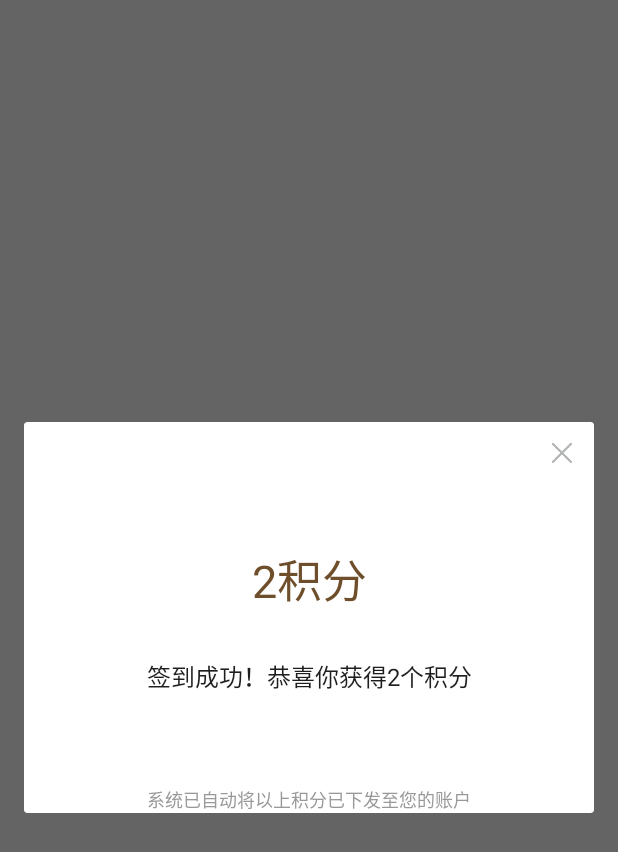
After one commit to chaiheng/-, an Android app: the fragment TaskCompleteDialogFragment shown on its own in the app's theme, on a phone screen of 412 x 824 dp. The commit adds this screen. Shown: the top 852 px of the screen. Run offline under Robolectric (Android 15) with nearby library versions, the light colour scheme and no system bars; network calls fail.

Commit message:
dialogFragment

```diff
--- a/app/src/main/java/com/h/cheng/chain100/base/BaseActivity.java
+++ b/app/src/main/java/com/h/cheng/chain100/base/BaseActivity.java
@@ -4,6 +4,7 @@ import android.app.ProgressDialog;
 import android.content.Context;
 import android.os.Bundle;
 import android.support.v7.app.AppCompatActivity;
+import android.util.Log;
 import android.widget.Toast;
 
 import com.h.cheng.chain100.statusbar.UtilsStatusBar;
@@ -28,6 +29,7 @@ public abstract class BaseActivity<P extends BasePresenter> extends AppCompatAct
         super.onCreate(savedInstanceState);
         UtilsStatusBar.setStatusBar(this, false, true);
         UtilsStyle.setStatusBarMode(this, true);
+        Log.e("activity","activity----"+getClass().getName());
         context = this;
         setContentView(getLayoutId());
         presenter = createPresenter();
--- /dev/null
+++ b/app/src/main/java/com/h/cheng/chain100/dialogFragment/TaskCompleteDialogFragment.java
@@ -0,0 +1,29 @@
+package com.h.cheng.chain100.dialogFragment;
+
+import android.content.Context;
+import android.net.Uri;
+import android.os.Bundle;
+import android.support.v4.app.DialogFragment;
+import android.support.v4.app.Fragment;
+import android.view.LayoutInflater;
+import android.view.View;
+import android.view.ViewGroup;
+import android.view.Window;
+
+import com.h.cheng.chain100.R;
+
+/**
+ * 任务完成弹窗
+ */
+public class TaskCompleteDialogFragment extends DialogFragment {
+    private View view;
+    @Override
+    public View onCreateView(LayoutInflater inflater, ViewGroup container,
+                             Bundle savedInstanceState) {
+        // Inflate the layout for this fragment
+        getDialog().requestWindowFeature(Window.FEATURE_NO_TITLE);
+        view=inflater.inflate(R.layout.fragment_task_complete_dialog, container, false);
+        return view;
+    }
+
+}
--- /dev/null
+++ b/app/src/main/res/drawable/dialog_pay_frame.xml
@@ -0,0 +1,5 @@
+<?xml version="1.0" encoding="utf-8"?>
+<shape xmlns:android="http://schemas.android.com/apk/res/android">
+    <solid android:color="@color/white" />
+    <corners android:radius="4dp" />
+</shape>
--- /dev/null
+++ b/app/src/main/res/layout/fragment_task_complete_dialog.xml
@@ -0,0 +1,55 @@
+<?xml version="1.0" encoding="utf-8"?>
+<LinearLayout xmlns:android="http://schemas.android.com/apk/res/android"
+    xmlns:tools="http://schemas.android.com/tools"
+    android:layout_width="match_parent"
+    android:layout_height="277dp"
+    android:layout_marginLeft="@dimen/pop_left"
+    android:layout_marginRight="@dimen/pop_right"
+    android:orientation="vertical"
+    tools:context=".dialogFragment.TaskCompleteDialogFragment">
+
+
+    <RelativeLayout
+        android:layout_width="match_parent"
+        android:layout_height="wrap_content">
+
+        <ImageView
+            android:id="@+id/close"
+            android:layout_width="wrap_content"
+            android:layout_height="wrap_content"
+            android:layout_alignParentRight="true"
+            android:layout_marginTop="6dp"
+            android:layout_marginRight="6dp"
+            android:padding="8dp"
+            android:src="@mipmap/close" />
+
+    </RelativeLayout>
+
+
+    <TextView
+        android:layout_width="match_parent"
+        android:layout_height="wrap_content"
+        android:layout_marginTop="46dp"
+        android:gravity="center"
+        android:text="2积分"
+        android:textColor="@color/golden"
+        android:textSize="30sp" />
+    <TextView
+        android:layout_width="match_parent"
+        android:layout_height="wrap_content"
+        android:layout_marginTop="30dp"
+        android:text="签到成功！恭喜你获得2个积分"
+        android:textSize="@dimen/text_size_16"
+        android:textColor="@color/black_1e"
+        android:gravity="center"
+        />
+    <TextView
+        android:layout_height="wrap_content"
+        android:layout_marginTop="61dp"
+        android:layout_width="match_parent"
+        android:text="系统已自动将以上积分已下发至您的账户"
+        android:gravity="center"
+        android:textColor="@color/gray_9"
+        android:textSize="@dimen/text_size_12"
+        />
+</LinearLayout>
--- a/app/src/main/res/values/colors.xml
+++ b/app/src/main/res/values/colors.xml
@@ -10,4 +10,9 @@
     <color name="titlecolor">#222222</color>
     <color name="colorfff">#ffffff</color>
     <color name="edit_underline">#f2f2f2</color>
+    <color name="white">#ffffff</color>
+    <color name="balck_22">#222222</color>
+    <color name="golden">#6F4F2B</color>
+    <color name="black_1e">#1e1e1e</color>
+    <color name="gray_9">#999999</color>
 </resources>
--- a/app/src/main/res/values/dimens.xml
+++ b/app/src/main/res/values/dimens.xml
@@ -10,4 +10,9 @@
     <dimen name="underline_mg_top">5dp</dimen>
     <dimen name="my_tab_size">15dp</dimen>
 
+    <dimen name="pop_left">42dp</dimen>
+    <dimen name="pop_right">42dp</dimen>
+    <dimen name="text_size_18">18sp</dimen>
+    <dimen name="text_size_16">16sp</dimen>
+    <dimen name="text_size_12">12sp</dimen>
 </resources>
--- a/app/src/main/res/values/strings.xml
+++ b/app/src/main/res/values/strings.xml
@@ -22,4 +22,9 @@
         completions."
     </string>
     <string name="digits">0123456789abcdefghijklmnopqrstuvwxyzABCDEFGHIJKLMNOPQRSTUVWXYZ</string>
+
+    <!-- TODO: Remove or change this placeholder text -->
+    <string name="hello_blank_fragment">Hello blank fragment</string>
+    <string name="please_pay_passwd">请输入支付密码</string>
+    <string name="pay_sure">确认支付</string>
 </resources>
```
Also changed, not shown: app/src/main/assets/loading.json (added, +1 -0 lines), app/src/main/java/com/h/cheng/chain100/dialogFragment/PayPasswdDialogFragment.java (added, +46 -0 lines), app/src/main/java/com/h/cheng/chain100/dialogFragment/PayPasswdPresenter.java (added, +9 -0 lines), app/src/main/java/com/h/cheng/chain100/dialogFragment/PayPasswdView.java (added, +7 -0 lines), app/src/main/res/drawable/pay_passwd_button.xml (added, +23 -0 lines), app/src/main/res/layout/fragment_pay_passwd_dialog.xml (added, +66 -0 lines), app/src/main/res/mipmap-xxhdpi/close.png (added).
